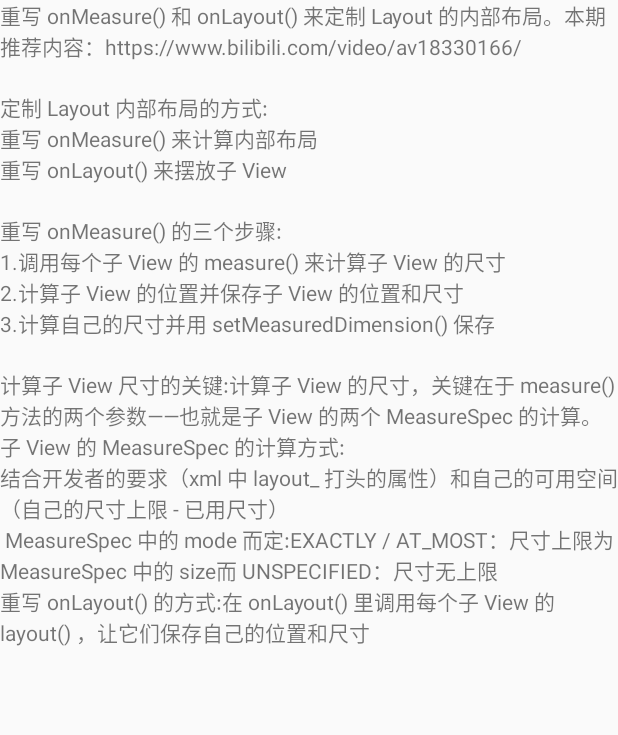
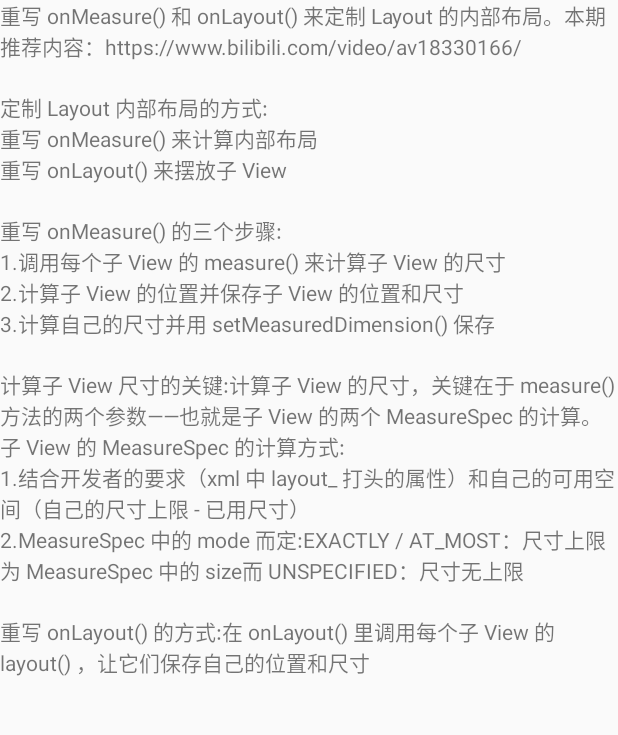
Before and after one commit to bob-dingding/CustomView, an Android app: the InnerLayoutActivity screen opened directly, with no data from a screen before it, on a phone screen of 412 x 824 dp, the part 84-819 px from its top. Run offline under Robolectric (Android 15) with nearby library versions, the phone set to English and light mode, and no system bars.

```diff
--- a/app/src/main/res/layout/activity_innerlayout.xml
+++ b/app/src/main/res/layout/activity_innerlayout.xml
@@ -42,13 +42,14 @@
                 android:layout_marginTop="20dp"
                 android:text="计算子 View 尺寸的关键:计算子 View 的尺寸，关键在于 measure() 方法的两个参数——也就是子 View 的两个 MeasureSpec 的计算。
 \n子 View 的 MeasureSpec 的计算方式:
-\n结合开发者的要求（xml 中 layout_ 打头的属性）和自己的可用空间（自己的尺寸上限 - 已用尺寸）
-\n MeasureSpec 中的 mode 而定:EXACTLY / AT_MOST：尺寸上限为 MeasureSpec 中的 size而
+\n1.结合开发者的要求（xml 中 layout_ 打头的属性）和自己的可用空间（自己的尺寸上限 - 已用尺寸）
+\n2.MeasureSpec 中的 mode 而定:EXACTLY / AT_MOST：尺寸上限为 MeasureSpec 中的 size而
 UNSPECIFIED：尺寸无上限"/>
 
             <TextView
                 android:layout_width="wrap_content"
                 android:layout_height="wrap_content"
+                android:layout_marginTop="20dp"
                 android:text="重写 onLayout() 的方式:在 onLayout() 里调用每个子 View 的 layout() ，让它们保存自己的位置和尺寸"/>
         </LinearLayout>
     </ScrollView>
```
